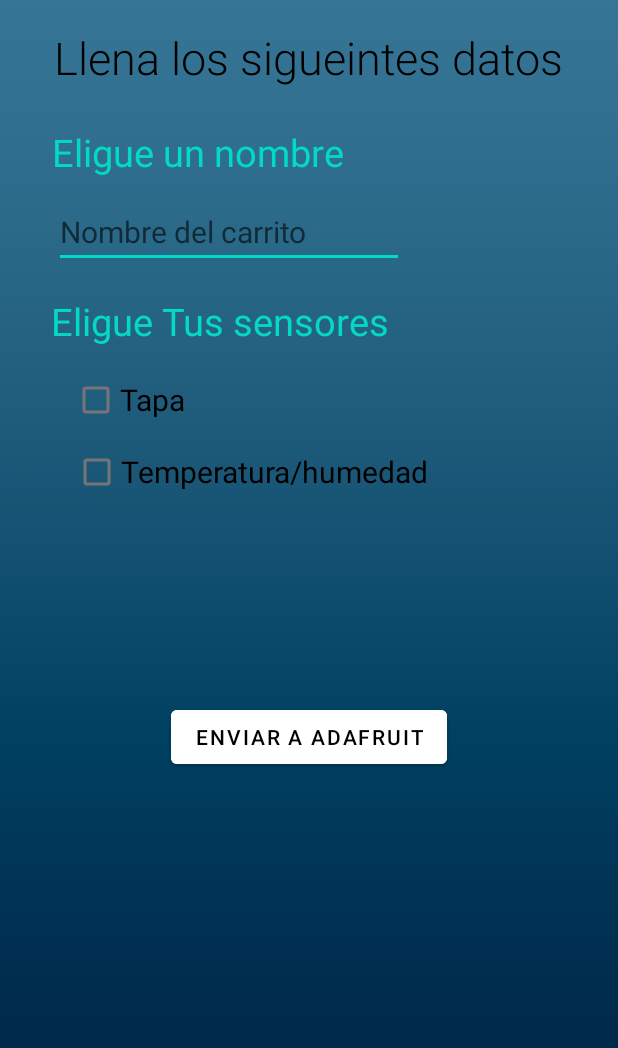
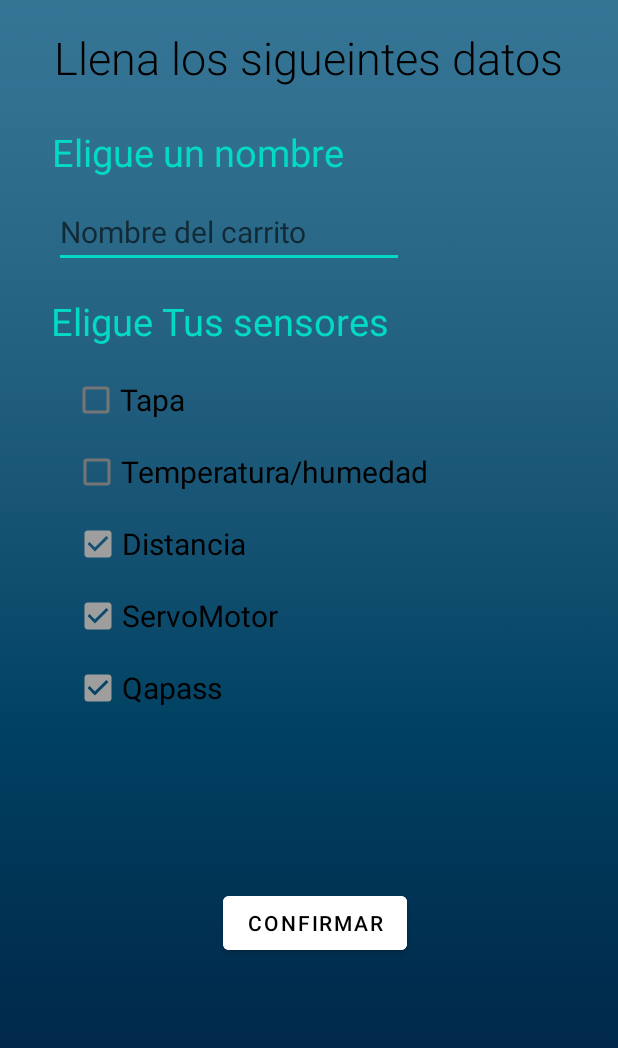
Before and after one commit to AbelardoReyes/app-trash, an Android app: the NuevoCarrito screen opened directly, with no data from a screen before it, on a phone screen of 412 x 824 dp. Shown: the top 1048 px of the screen. Run offline under Robolectric (Android 15) with nearby library versions, the light colour scheme and no system bars; our stand-ins replace Volley; network calls fail.

Commit message:
Cambio final

```diff
--- a/app/src/main/AndroidManifest.xml
+++ b/app/src/main/AndroidManifest.xml
@@ -5,6 +5,8 @@
     <uses-permission android:name="android.permission.BLUETOOTH_CONNECT" />
     <uses-permission android:name="android.permission.BLUETOOTH" />
     <uses-permission android:name="android.permission.INTERNET" />
+    <uses-permission android:name="android.permission.RECEIVE_SMS" />
+    <uses-permission android:name="android.permission.CALL_PHONE"></uses-permission>
 
     <application
         android:allowBackup="true"
--- a/app/src/main/java/com/example/trash/Views/MainActivity.java
+++ b/app/src/main/java/com/example/trash/Views/MainActivity.java
@@ -64,6 +64,7 @@ public class MainActivity extends AppCompatActivity implements AdapterView.OnIte
     TextView txtTapa;
     TextView txtHumedad;
     TextView txtTemperatura;
+    TextView txtdistancia;
     Button btnPedirDatos;
     Switch btnconectar;
     BluetoothAdapter mBluetoothAdapter;
@@ -96,6 +97,7 @@ public class MainActivity extends AppCompatActivity implements AdapterView.OnIte
         btnPedirDatos = (Button) findViewById(R.id.pedirDatosAdafruit);
         txtTapa = (TextView) findViewById(R.id.adafruitTapa);
         txtHumedad = (TextView) findViewById(R.id.adafruitHumedad);
+        txtdistancia = (TextView) findViewById(R.id.distancia);
         txtTemperatura = (TextView) findViewById(R.id.adafruitTemperatura);
         ListaBluetooth = new ArrayList<>();
         btnconectar = (Switch) findViewById(R.id.btnconectar);
@@ -302,6 +304,7 @@ public class MainActivity extends AppCompatActivity implements AdapterView.OnIte
                 txtTapa.setText(responseAdafruit.getTapa());
                 txtHumedad.setText(responseAdafruit.getHumedad());
                 txtTemperatura.setText(responseAdafruit.getTemperatura());
+                txtdistancia.setText(responseAdafruit.getDistancia());
             }
         }, new Response.ErrorListener() {
             @Override
--- a/app/src/main/java/com/example/trash/usuario/PanelUsuario.java
+++ b/app/src/main/java/com/example/trash/usuario/PanelUsuario.java
@@ -99,7 +99,7 @@ public class PanelUsuario extends AppCompatActivity {
             }
         });
     }
-    public void guardarSession(){
+    private void guardarSession(){
         SharedPreferences preferences = getSharedPreferences("session_usuario", Context.MODE_PRIVATE);
         boolean session = true;
         SharedPreferences.Editor editor = preferences.edit();
--- a/app/src/main/res/layout/activity_login.xml
+++ b/app/src/main/res/layout/activity_login.xml
@@ -13,7 +13,7 @@
         android:layout_width="wrap_content"
         android:layout_height="wrap_content"
         android:ems="10"
-        android:inputType="textPersonName"
+        android:inputType="textPassword"
         android:text=""
         android:hint="Password"
         app:layout_constraintBottom_toBottomOf="parent"
--- a/app/src/main/res/layout/activity_nuevo_carrito.xml
+++ b/app/src/main/res/layout/activity_nuevo_carrito.xml
@@ -99,12 +99,61 @@
         android:layout_width="wrap_content"
         android:layout_height="wrap_content"
         android:backgroundTint="@color/white"
-        android:text="Enviar a Adafruit"
+        android:text="Confirmar"
         android:textColor="@color/black"
         app:layout_constraintBottom_toBottomOf="parent"
         app:layout_constraintEnd_toEndOf="parent"
+        app:layout_constraintHorizontal_bias="0.513"
         app:layout_constraintStart_toStartOf="parent"
         app:layout_constraintTop_toBottomOf="@+id/tempearatura"
-        app:layout_constraintVertical_bias="0.294" />
+        app:layout_constraintVertical_bias="0.577" />
+
+    <CheckBox
+        android:id="@+id/checkBox"
+        android:layout_width="wrap_content"
+        android:layout_height="wrap_content"
+        android:checked="true"
+        android:enabled="false"
+        android:text="Distancia"
+        android:textColor="@color/black"
+        android:textSize="20dp"
+        app:layout_constraintBottom_toBottomOf="parent"
+        app:layout_constraintEnd_toEndOf="parent"
+        app:layout_constraintHorizontal_bias="0.166"
+        app:layout_constraintStart_toStartOf="parent"
+        app:layout_constraintTop_toBottomOf="@+id/tempearatura"
+        app:layout_constraintVertical_bias="0.0" />
+
+    <CheckBox
+        android:id="@+id/checkBox2"
+        android:layout_width="wrap_content"
+        android:layout_height="wrap_content"
+        android:checked="true"
+        android:enabled="false"
+        android:text="ServoMotor"
+        android:textColor="@color/black"
+        android:textSize="20dp"
+        app:layout_constraintBottom_toBottomOf="parent"
+        app:layout_constraintEnd_toEndOf="parent"
+        app:layout_constraintHorizontal_bias="0.178"
+        app:layout_constraintStart_toStartOf="parent"
+        app:layout_constraintTop_toBottomOf="@+id/checkBox"
+        app:layout_constraintVertical_bias="0.0" />
+
+    <CheckBox
+        android:id="@+id/checkBox3"
+        android:layout_width="wrap_content"
+        android:layout_height="wrap_content"
+        android:checked="true"
+        android:enabled="false"
+        android:text="Qapass"
+        android:textColor="@color/black"
+        android:textSize="20dp"
+        app:layout_constraintBottom_toBottomOf="parent"
+        app:layout_constraintEnd_toEndOf="parent"
+        app:layout_constraintHorizontal_bias="0.157"
+        app:layout_constraintStart_toStartOf="parent"
+        app:layout_constraintTop_toBottomOf="@+id/checkBox2"
+        app:layout_constraintVertical_bias="0.0" />
 
 </androidx.constraintlayout.widget.ConstraintLayout>
--- a/app/src/main/res/layout/activity_perfil_usuario.xml
+++ b/app/src/main/res/layout/activity_perfil_usuario.xml
@@ -136,15 +136,15 @@
         android:id="@+id/username"
         android:layout_width="wrap_content"
         android:layout_height="wrap_content"
-        android:text="N"
+        android:text="Adafruit"
         android:textColor="@color/black"
         android:textSize="25dp"
         app:layout_constraintBottom_toBottomOf="parent"
         app:layout_constraintEnd_toEndOf="parent"
-        app:layout_constraintHorizontal_bias="0.03"
+        app:layout_constraintHorizontal_bias="0.037"
         app:layout_constraintStart_toEndOf="@+id/textView8"
         app:layout_constraintTop_toBottomOf="@+id/email"
-        app:layout_constraintVertical_bias="0.04" />
+        app:layout_constraintVertical_bias="0.07" />
 
     <Button
         android:id="@+id/adafruit"
--- a/app/src/main/res/layout/activity_splash.xml
+++ b/app/src/main/res/layout/activity_splash.xml
@@ -12,7 +12,7 @@
         android:id="@+id/textView"
         android:layout_width="wrap_content"
         android:layout_height="wrap_content"
-        android:text="App Trash"
+        android:text="Dustbin"
         android:textColor="@color/white"
         android:textSize="60dp"
         app:layout_constraintBottom_toBottomOf="parent"
--- a/app/src/main/res/layout/lista_carritos.xml
+++ b/app/src/main/res/layout/lista_carritos.xml
@@ -13,7 +13,7 @@
         android:layout_height="wrap_content"
         android:text="Nombre del Carrito"
         android:textColor="@color/black"
-        android:textSize="15dp"
+        android:textSize="20dp"
         app:layout_constraintBottom_toBottomOf="parent"
         app:layout_constraintEnd_toEndOf="parent"
         app:layout_constraintHorizontal_bias="0.081"
@@ -27,7 +27,7 @@
         android:layout_height="wrap_content"
         android:text="Nombre"
         android:textColor="@color/black"
-        android:textSize="15dp"
+        android:textSize="20dp"
         app:layout_constraintBottom_toBottomOf="parent"
         app:layout_constraintEnd_toEndOf="parent"
         app:layout_constraintHorizontal_bias="0.057"
```
Also changed, not shown: app/src/main/java/com/example/trash/clases/ResponseAdafruit.java (+11 -2 lines), app/src/main/java/com/example/trash/login/Login.java (+42 -1 lines), app/src/main/res/layout/activity_activar_cuenta.xml (+4 -27 lines), app/src/main/res/layout/activity_main.xml (+31 -2 lines), app/src/main/res/layout/activity_panel_usuario.xml (+2 -12 lines).
